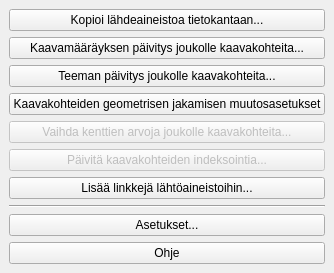
Above: yleiskaava_dockwidget_base.ui from ernoma/yleiskaava before the change. Below: the same form after it.
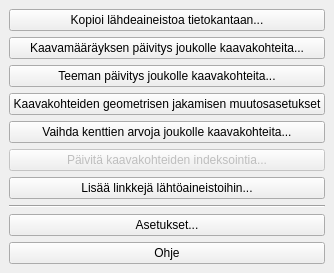
That is the form after the change.

What changed in the file:
```diff
--- a/yleiskaava_dockwidget_base.ui
+++ b/yleiskaava_dockwidget_base.ui
@@ -51,7 +51,7 @@
       <item>
        <widget class="QPushButton" name="pushButtonChangeFieldValuesForGroup">
         <property name="enabled">
-         <bool>false</bool>
+         <bool>true</bool>
         </property>
         <property name="text">
          <string>Vaihda kenttien arvoja joukolle kaavakohteita...</string>
```
